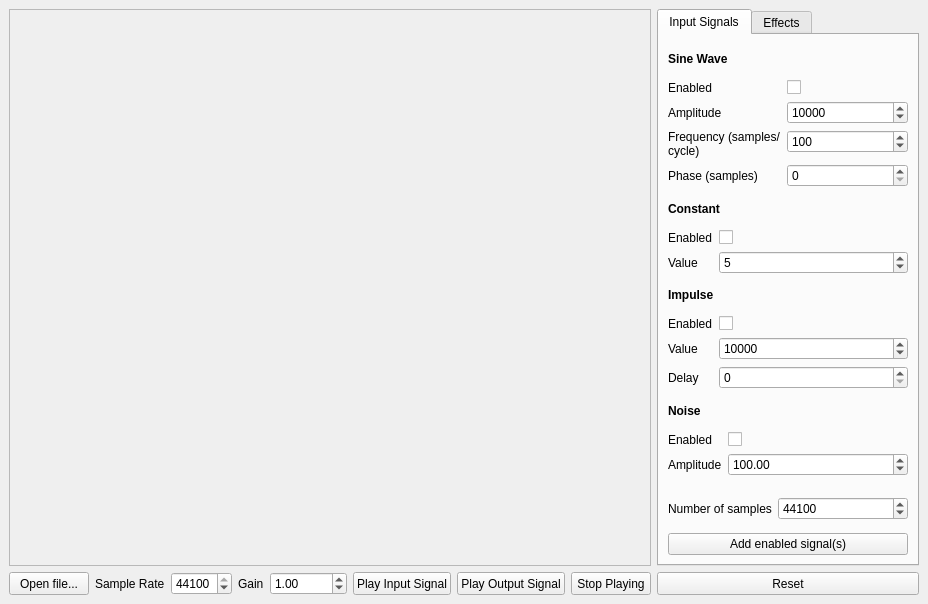
Old version of the form demo/demo.ui in the repository ouras/STM32-Audio-Effects-Unit.
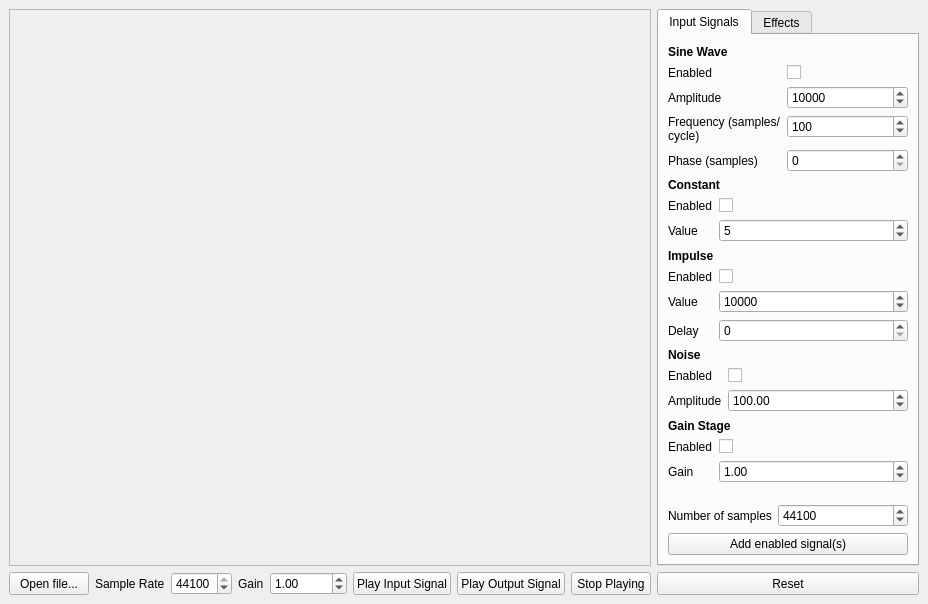
New version of the form. The open tabs and pages were chosen to show the change.

Commit message: Add gain stage

What changed in the file:
```diff
--- a/demo/demo.ui
+++ b/demo/demo.ui
@@ -305,6 +305,50 @@
           </item>
          </layout>
         </item>
+        <item>
+         <widget class="QLabel" name="label_4">
+          <property name="font">
+           <font>
+            <weight>75</weight>
+            <bold>true</bold>
+           </font>
+          </property>
+          <property name="text">
+           <string>Gain Stage</string>
+          </property>
+         </widget>
+        </item>
+        <item>
+         <layout class="QFormLayout" name="formLayout_11">
+          <item row="0" column="0">
+           <widget class="QLabel" name="enabledLabel_8">
+            <property name="text">
+             <string>Enabled</string>
+            </property>
+           </widget>
+          </item>
+          <item row="0" column="1">
+           <widget class="QCheckBox" name="gainEnabledCheckBox"/>
+          </item>
+          <item row="1" column="0">
+           <widget class="QLabel" name="gainLabel_3">
+            <property name="text">
+             <string>Gain</string>
+            </property>
+           </widget>
+          </item>
+          <item row="1" column="1">
+           <widget class="QDoubleSpinBox" name="gainStageDoubleSpinBox">
+            <property name="maximum">
+             <double>10000.000000000000000</double>
+            </property>
+            <property name="value">
+             <double>1.000000000000000</double>
+            </property>
+           </widget>
+          </item>
+         </layout>
+        </item>
         <item>
          <spacer name="verticalSpacer_2">
           <property name="orientation">
```
Left out of the diff: 2 changed lines with no effect on the pictures. The commit also changes 1 other file.
